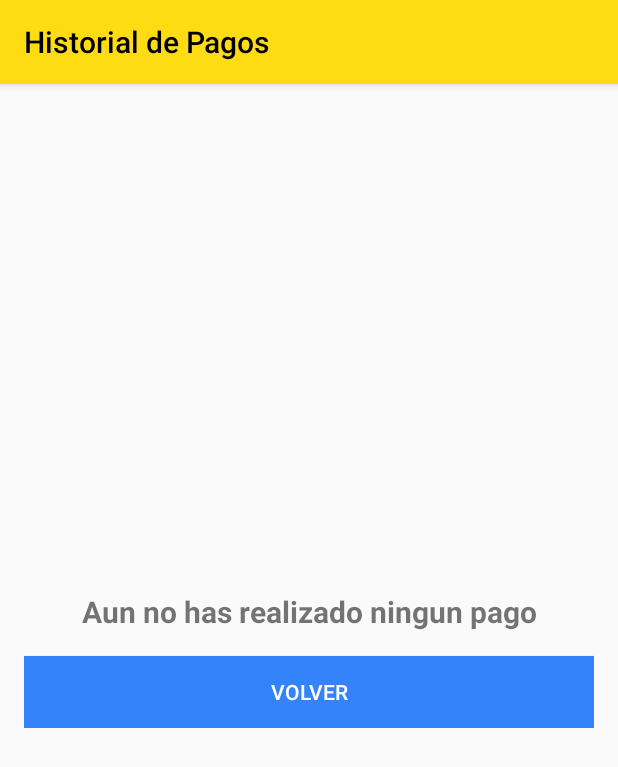
After one commit to JunCodde/PaymentApp, an Android app: the HistorialPagosActivity screen opened directly, with no data from a screen before it, on a phone screen of 412 x 824 dp. The commit adds this screen. Shown: the top 767 px of the screen. Run offline under Robolectric (Android 15) with nearby library versions, the phone set to English and light mode, and no system bars; our stand-ins replace Picasso; pictures from the network do not load.

Commit message:
base de datos historial de Pagos

```diff
--- a/app/src/main/AndroidManifest.xml
+++ b/app/src/main/AndroidManifest.xml
@@ -3,7 +3,7 @@
     package="com.juncodde.paymentapp">
 
     <uses-permission android:name="android.permission.INTERNET" />
-    <uses-permission android:name="android.permission.READ_EXTERNAL_STORAGE"/>
+    <uses-permission android:name="android.permission.READ_EXTERNAL_STORAGE" />
 
     <application
         android:allowBackup="true"
@@ -21,7 +21,8 @@
         </activity>
         <activity android:name=".MedioDePagoActivity" />
         <activity android:name=".CuotasActivity" />
-        <activity android:name=".BankSelectionActivity"></activity>
+        <activity android:name=".BankSelectionActivity" />
+        <activity android:name=".HistorialPagosActivity"></activity>
     </application>
 
 </manifest>
--- /dev/null
+++ b/app/src/main/java/com/juncodde/paymentapp/Adapter/HistorialAdapter.java
@@ -0,0 +1,76 @@
+package com.juncodde.paymentapp.Adapter;
+
+import android.app.Activity;
+import android.support.annotation.NonNull;
+import android.support.v7.widget.RecyclerView;
+import android.view.LayoutInflater;
+import android.view.View;
+import android.view.ViewGroup;
+import android.widget.ImageView;
+import android.widget.TextView;
+
+import com.juncodde.paymentapp.Model.PagoCompleto;
+import com.juncodde.paymentapp.R;
+import com.squareup.picasso.Picasso;
+
+import java.util.ArrayList;
+
+public class HistorialAdapter extends RecyclerView.Adapter<HistorialAdapter.HistorialAdapterViewHolder>{
+
+    private ArrayList<PagoCompleto> listaPagos;
+    private Activity a;
+
+    public int idSelected = -1;
+
+    public HistorialAdapter(ArrayList<PagoCompleto> listaPagos , Activity a) {
+        this.listaPagos = listaPagos;
+        this.a = a;
+    }
+
+    @NonNull
+    @Override
+    public HistorialAdapterViewHolder onCreateViewHolder(@NonNull ViewGroup viewGroup, int i) {
+        View v = LayoutInflater.from(viewGroup.getContext()).inflate(R.layout.rv_historial, viewGroup, false);
+        return new HistorialAdapter.HistorialAdapterViewHolder(v);
+    }
+
+    @Override
+    public void onBindViewHolder(@NonNull HistorialAdapterViewHolder holder, int i) {
+
+        PagoCompleto pc = listaPagos.get(i);
+
+        holder.tv_cuotas.setText(pc.getCuotas().getRecommended_message());
+        holder.tv_monto.setText("$ " + pc.getMonto());
+        holder.tv_fecha.setText(pc.getFechaHora());
+
+        Picasso.get().load(pc.getPaymentMethods().getSecure_thumbnail())
+                .into(holder.img_medioPago);
+
+        Picasso.get().load(pc.getCardIssuers().getSecure_thumbnail())
+                .into(holder.img_tipoBanco);
+
+    }
+
+    @Override
+    public int getItemCount() {
+        return listaPagos.size();
+    }
+
+    public static class HistorialAdapterViewHolder extends RecyclerView.ViewHolder{
+
+        TextView tv_monto, tv_cuotas, tv_fecha;
+        ImageView img_medioPago, img_tipoBanco;
+
+        public HistorialAdapterViewHolder(@NonNull View itemView) {
+            super(itemView);
+
+            tv_monto = (TextView) itemView.findViewById(R.id.tv_monto);
+            tv_cuotas = (TextView) itemView.findViewById(R.id.tv_cuotas);
+            tv_fecha = (TextView) itemView.findViewById(R.id.tv_fecha);
+
+            img_medioPago = (ImageView) itemView.findViewById(R.id.img_medioPago);
+            img_tipoBanco = (ImageView) itemView.findViewById(R.id.img_tipoBanco);
+
+        }
+    }
+}
--- /dev/null
+++ b/app/src/main/java/com/juncodde/paymentapp/HistorialPagosActivity.java
@@ -0,0 +1,116 @@
+package com.juncodde.paymentapp;
+
+import android.content.Intent;
+import android.graphics.Color;
+import android.support.v7.app.AppCompatActivity;
+import android.os.Bundle;
+import android.support.v7.widget.LinearLayoutManager;
+import android.support.v7.widget.RecyclerView;
+import android.support.v7.widget.Toolbar;
+import android.view.View;
+import android.widget.Button;
+import android.widget.LinearLayout;
+
+import com.juncodde.paymentapp.Adapter.CuotasAdapter;
+import com.juncodde.paymentapp.Adapter.HistorialAdapter;
+import com.juncodde.paymentapp.BaseDatos.BaseDatos;
+import com.juncodde.paymentapp.Model.PagoCompleto;
+import com.juncodde.paymentapp.RestApi.model.Cuotas;
+
+import java.util.ArrayList;
+
+public class HistorialPagosActivity extends AppCompatActivity {
+
+    private LinearLayout LLy_principal, LLy_error;
+    private RecyclerView rv_historialPagos;
+    private Button btn_volver;
+
+    ArrayList<PagoCompleto> pagos = new ArrayList<>();
+    HistorialAdapter adapter;
+
+    @Override
+    protected void onCreate(Bundle savedInstanceState) {
+        super.onCreate(savedInstanceState);
+        setContentView(R.layout.activity_historial_pagos);
+
+        //Set title Color
+        Toolbar actionBarToolbar = (Toolbar) findViewById(R.id.action_bar);
+        if (actionBarToolbar != null) {
+            actionBarToolbar.setTitleTextColor(Color.BLACK);
+            getSupportActionBar().setTitle("Historial de Pagos");
+        }
+
+        LLy_principal = (LinearLayout) findViewById(R.id.LLy_principal);
+        LLy_error = (LinearLayout) findViewById(R.id.LLy_error);
+
+        rv_historialPagos = (RecyclerView) findViewById(R.id.rv_historialPagos);
+
+        btn_volver = (Button) findViewById(R.id.btn_volver);
+
+        showError(false);
+
+        setRV();
+
+        btn_volver.setOnClickListener(new View.OnClickListener() {
+            @Override
+            public void onClick(View v) {
+                Intent i = new Intent(HistorialPagosActivity.this, MainActivity.class)
+                        .addFlags(Intent.FLAG_ACTIVITY_CLEAR_TOP)
+                        .addFlags(Intent.FLAG_ACTIVITY_SINGLE_TOP)
+                        .addFlags(Intent.FLAG_ACTIVITY_CLEAR_TASK);
+
+                startActivity(i);
+                finish();
+            }
+        });
+
+    }
+
+    private void showError(boolean error){
+        if(error){
+            LLy_principal.setVisibility(View.GONE);
+            LLy_error.setVisibility(View.VISIBLE);
+        }else{
+            LLy_principal.setVisibility(View.VISIBLE);
+            LLy_error.setVisibility(View.GONE);
+        }
+    }
+
+    private void setRV(){
+        rv_historialPagos.setHasFixedSize(true);
+        rv_historialPagos.setLayoutManager(new LinearLayoutManager(getApplicationContext()));
+
+        getPagos();
+
+        adapter = new HistorialAdapter(pagos,this);
+        rv_historialPagos.setAdapter(adapter);
+    }
+
+    private void getPagos(){
+
+        BaseDatos db = new BaseDatos(getApplicationContext());
+
+        ArrayList<PagoCompleto> p = db.obtenerpagoCompleto();
+
+        if(p.isEmpty()){
+            showError(true);
+        }else{
+            showError(false);
+            for (int i = p.size() -1; i > -1; i--) {
+                pagos.add(p.get(i));
+            }
+        }
+
+    }
+
+    @Override
+    public void onBackPressed() {
+        Intent i = new Intent(HistorialPagosActivity.this, MainActivity.class)
+                .addFlags(Intent.FLAG_ACTIVITY_CLEAR_TOP)
+                .addFlags(Intent.FLAG_ACTIVITY_SINGLE_TOP)
+                .addFlags(Intent.FLAG_ACTIVITY_CLEAR_TASK);
+
+        startActivity(i);
+        finish();
+    }
+}
--- /dev/null
+++ b/app/src/main/res/layout/activity_historial_pagos.xml
@@ -0,0 +1,58 @@
+<?xml version="1.0" encoding="utf-8"?>
+<RelativeLayout xmlns:android="http://schemas.android.com/apk/res/android"
+    xmlns:app="http://schemas.android.com/apk/res-auto"
+    xmlns:tools="http://schemas.android.com/tools"
+    android:layout_width="match_parent"
+    android:layout_height="match_parent"
+    tools:context=".HistorialPagosActivity">
+
+    <LinearLayout
+        android:id="@+id/LLy_principal"
+        android:layout_width="match_parent"
+        android:layout_height="match_parent"
+        android:orientation="vertical"
+        android:layout_margin="16dp">
+
+        <TextView
+            android:layout_width="match_parent"
+            android:layout_height="wrap_content"
+            android:text="Pagos Realizados"
+            android:gravity="center_horizontal"
+            android:textStyle="bold"
+            android:textSize="20sp"/>
+
+        <android.support.v7.widget.RecyclerView
+            android:id="@+id/rv_historialPagos"
+            android:layout_width="match_parent"
+            android:layout_height="match_parent"/>
+    </LinearLayout>
+
+    <LinearLayout
+        android:id="@+id/LLy_error"
+        android:layout_width="match_parent"
+        android:layout_height="wrap_content"
+        android:orientation="vertical"
+        android:layout_margin="16dp"
+        android:layout_centerVertical="true">
+
+        <TextView
+            android:layout_width="match_parent"
+            android:layout_height="wrap_content"
+            android:text="Aun no has realizado ningun pago"
+            android:gravity="center"
+            android:textStyle="bold"
+            android:textSize="20sp"
+            android:layout_marginBottom="16dp"/>
+
+        <Button
+            android:id="@+id/btn_volver"
+            android:layout_width="match_parent"
+            android:layout_height="wrap_content"
+            android:textColor="#FFF"
+            android:text="Volver"
+            android:background="@color/colorButton"
+            android:layout_gravity="center_vertical" />
+
+    </LinearLayout>
+
+</RelativeLayout>
--- a/app/src/main/res/values/strings.xml
+++ b/app/src/main/res/values/strings.xml
@@ -1,5 +1,5 @@
 <resources>
-    <string name="app_name">Completa tu pago</string>
+    <string name="app_name">PaymentApp</string>
     <string name="error_monto">Ingresa un monto valido</string>
     <string name="monto">Monto</string>
     <string name="error_banco">No hay bancos disponibles con el metodo de pago seleccionado</string>
--- a/app/src/main/res/values/styles.xml
+++ b/app/src/main/res/values/styles.xml
@@ -1,7 +1,7 @@
 <resources>
 
     <!-- Base application theme. -->
-    <style name="AppTheme" parent="Theme.AppCompat.Light.DarkActionBar">
+    <style name="AppTheme" parent="Theme.AppCompat.DayNight">
         <!-- Customize your theme here. -->
         <item name="colorPrimary">@color/colorPrimary</item>
         <item name="colorPrimaryDark">@color/colorPrimaryDark</item>
```
Also changed, not shown: app/src/main/java/com/juncodde/paymentapp/Adapter/CuotasAdapter.java (+2 -5 lines), app/src/main/java/com/juncodde/paymentapp/BaseDatos/BaseDatos.java (added, +121 -0 lines), app/src/main/java/com/juncodde/paymentapp/Constantes/Const_BaseDatos.java (added, +30 -0 lines), app/src/main/java/com/juncodde/paymentapp/CuotasActivity.java (+20 -1 lines), app/src/main/java/com/juncodde/paymentapp/MainActivity.java (+71 -38 lines), app/src/main/java/com/juncodde/paymentapp/Model/PagoCompleto.java (added, +73 -0 lines), app/src/main/res/layout/rv_historial.xml (added, +118 -0 lines), app/src/main/res/menu/menu_options_main.xml (added, +8 -0 lines), 374 other files.
